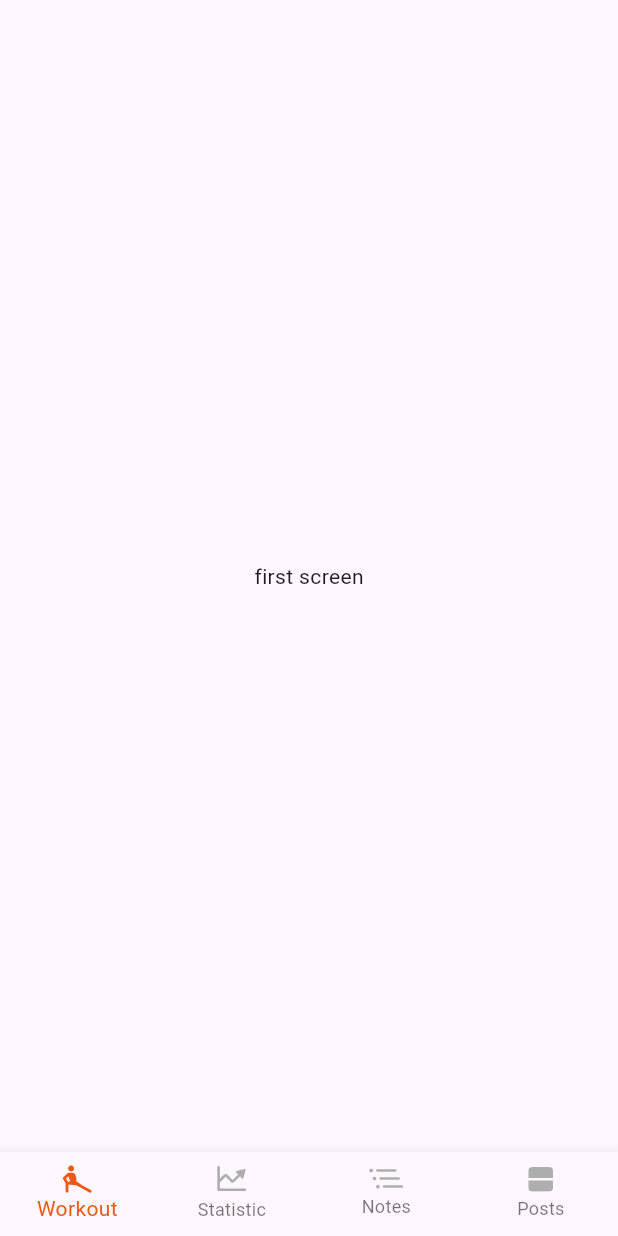
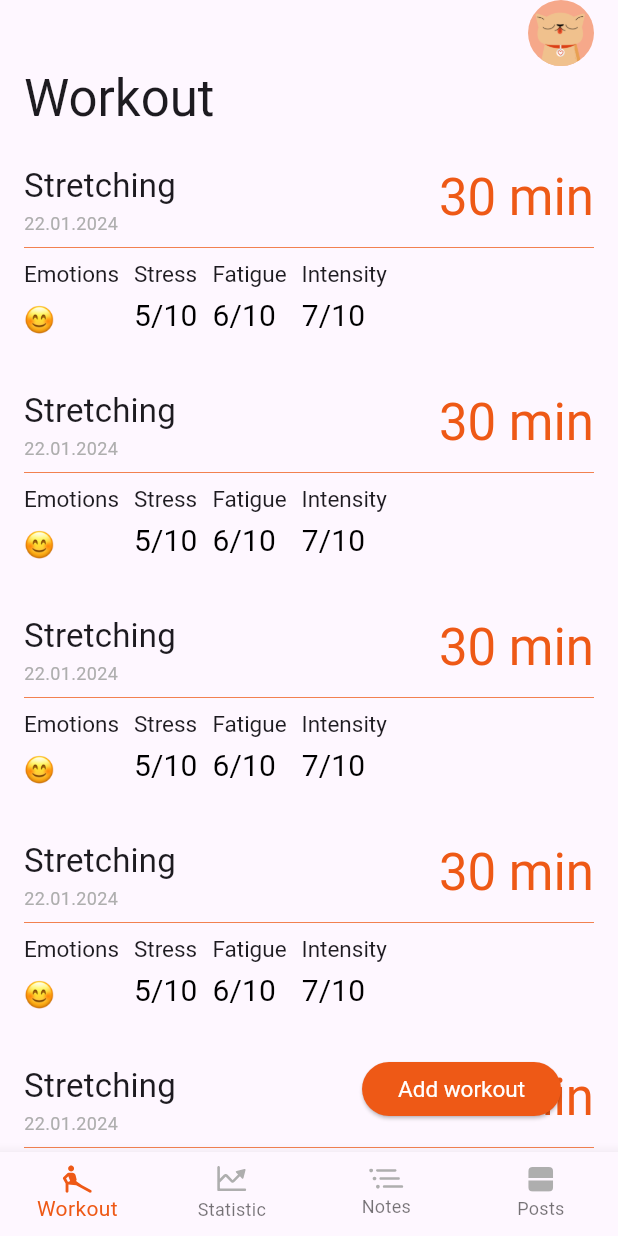
Before and after one commit to Yagshymyradov/most-bet, a Flutter app: the MainScreen screen opened directly, on a phone screen of 412 x 824 dp. Run offline on Flutter 3.47's test engine with Material 3 defaults, Android fonts, the phone set to English and light mode, and no system bars; our stand-ins replace flutter_svg; generated files the repository leaves out were written again; Roboto replaces fonts that are missing (Sf-Pro-Regular); project files that could hold a hidden picture were left out.

Commit message:
workout screen

```diff
--- a/lib/components/profile_image.dart
+++ b/lib/components/profile_image.dart
@@ -19,8 +19,8 @@ class ProfileImage extends StatelessWidget {
   @override
   Widget build(BuildContext context) {
     return SizedBox(
-      width: 174,
-      height: 174,
+      width: width,
+      height: height,
       child: DecoratedBox(
         decoration: BoxDecoration(
           borderRadius: BorderRadius.circular(100),
--- /dev/null
+++ b/lib/components/workout_history.dart
@@ -0,0 +1,118 @@
+import 'package:flutter/material.dart';
+
+import '../l10n/l10n.dart';
+import '../utils/assets.dart';
+import '../utils/extensions.dart';
+import '../utils/theme/theme.dart';
+
+class WorkoutHistory extends StatelessWidget {
+  const WorkoutHistory({super.key});
+
+  @override
+  Widget build(BuildContext context) {
+    final l10n = context.l10n;
+    final textTheme = context.textTheme;
+
+    return Column(
+      children: [
+        Row(
+          mainAxisAlignment: MainAxisAlignment.spaceBetween,
+          children: [
+            RichText(
+              text: TextSpan(
+                children: [
+                  TextSpan(
+                    text: l10n.stretching,
+                    style: textTheme.titleMedium,
+                  ),
+                  TextSpan(
+                    text: '\n22.01.2024',
+                    style: textTheme.bodyMedium,
+                  ),
+                ],
+              ),
+            ),
+            Text(
+              l10n.min(30),
+              style: textTheme.titleLarge?.copyWith(
+                color: AppColors.primaryColor,
+              ),
+            ),
+          ],
+        ),
+        const Divider(thickness: 0.5),
+        Row(
+          children: [
+            Column(
+              crossAxisAlignment: CrossAxisAlignment.start,
+              children: [
+                Text(
+                  l10n.emotions,
+                  style: textTheme.headlineMedium,
+                ),
+                const SizedBox(height: 8),
+                SizedBox(
+                  width: 20,
+                  height: 25,
+                  child: AppIcons.blush.pngEmoji,
+                ),
+              ],
+            ),
+            const SizedBox(width: 10),
+            Column(
+              crossAxisAlignment: CrossAxisAlignment.start,
+              children: [
+                Text(
+                  l10n.stress,
+                  style: textTheme.headlineMedium,
+                ),
+                const SizedBox(height: 4),
+                Text(
+                  l10n.evaluate(5),
+                  style: textTheme.titleSmall?.copyWith(
+                    color: AppColors.blackColor,
+                  ),
+                ),
+              ],
+            ),
+            const SizedBox(width: 10),
+            Column(
+              crossAxisAlignment: CrossAxisAlignment.start,
+              children: [
+                Text(
+                  l10n.fatigue,
+                  style: textTheme.headlineMedium,
+                ),
+                const SizedBox(height: 4),
+                Text(
+                  l10n.evaluate(6),
+                  style: textTheme.titleSmall?.copyWith(
+                    color: AppColors.blackColor,
+                  ),
+                ),
+              ],
+            ),
+            const SizedBox(width: 10),
+            Column(
+              crossAxisAlignment: CrossAxisAlignment.start,
+              children: [
+                Text(
+                  l10n.intensity,
+                  style: textTheme.headlineMedium,
+                ),
+                const SizedBox(height: 4),
+                Text(
+                  l10n.evaluate(7),
+                  style: textTheme.titleSmall?.copyWith(
+                    color: AppColors.blackColor,
+                  ),
+                ),
+              ],
+            ),
+          ],
+        ),
+        const SizedBox(height: 32),
+      ],
+    );
+  }
+}
--- a/lib/l10n/arb/intl_en.arb
+++ b/lib/l10n/arb/intl_en.arb
@@ -23,6 +23,10 @@
   "statistic": "Statistic",
   "notes": "Notes",
   "posts": "Posts",
+  "emotions": "Emotions",
+  "stress": "Stress",
+  "fatigue": "Fatigue",
+  "intensity": "Intensity",
 
 
   "januaryShort": "Jan.",
@@ -36,5 +40,24 @@
   "septemberShort": "Sep.",
   "octoberShort": "Oct.",
   "novemberShort": "Nov.",
-  "decemberShort": "Dec."
+  "decemberShort": "Dec.",
+
+
+  "evaluate": "{rate}/10",
+  "@evaluate":{
+    "placeholders": {
+      "rate": {
+        "type": "int"
+      }
+    }
+  },
+
+  "min": "{minValue} min",
+  "@min": {
+    "placeholders": {
+      "minValue": {
+        "type": "int"
+      }
+    }
+  }
 }
--- a/lib/screens/main_screen.dart
+++ b/lib/screens/main_screen.dart
@@ -3,6 +3,7 @@ import 'package:flutter/material.dart';
 import '../l10n/l10n.dart';
 import '../utils/assets.dart';
 import '../utils/theme/theme.dart';
+import 'workout_screen/workout.dart';
 
 class MainScreen extends StatefulWidget {
   const MainScreen({super.key});
@@ -14,7 +15,7 @@ class MainScreen extends StatefulWidget {
 class _MainScreenState extends State<MainScreen> {
   int selectedPage = 0;
   List<Widget> pages = [
-    const Center(child: Text('first screen')),
+    const Workout(),
     const Center(child: Text('second screen')),
     const Center(child: Text('third screen')),
     const Center(child: Text('fourth screen')),
--- /dev/null
+++ b/lib/screens/workout_screen/workout.dart
@@ -0,0 +1,61 @@
+import 'package:flutter/material.dart';
+
+import '../../components/profile_image.dart';
+import '../../components/workout_history.dart';
+import '../../l10n/l10n.dart';
+import '../../utils/assets.dart';
+import '../../utils/extensions.dart';
+import '../../utils/theme/theme.dart';
+
+class Workout extends StatelessWidget {
+  const Workout({super.key});
+
+  @override
+  Widget build(BuildContext context) {
+    final textTheme = context.textTheme;
+    final l10n = context.l10n;
+
+    return Padding(
+      padding: const EdgeInsets.symmetric(horizontal: 16),
+      child: Stack(
+        children: [
+          ListView(
+            children: [
+              Align(
+                alignment: Alignment.centerRight,
+                child: ProfileImage(
+                  image: AppIcons.dog.pngPicture,
+                  width: 44,
+                  height: 44,
+                ),
+              ),
+              Text(l10n.workout, style: textTheme.titleLarge),
+              const SizedBox(height: 20),
+              const WorkoutHistory(),
+              const WorkoutHistory(),
+              const WorkoutHistory(),
+              const WorkoutHistory(),
+              const WorkoutHistory(),
+              const WorkoutHistory(),
+            ],
+          ),
+          Positioned(
+            bottom: 18,
+            right: 22,
+            child: ElevatedButton(
+              onPressed: () {},
+              style: const ButtonStyle(
+                maximumSize: MaterialStatePropertyAll(Size(139, 36)),
+                minimumSize: MaterialStatePropertyAll(Size(129, 36)),
+              ),
+              child: Text(
+                'Add workout',
+                style: textTheme.headlineMedium?.copyWith(color: AppColors.whiteColor),
+              ),
+            ),
+          ),
+        ],
+      ),
+    );
+  }
+}
--- a/lib/utils/assets.dart
+++ b/lib/utils/assets.dart
@@ -2,6 +2,11 @@ import 'package:flutter/material.dart';
 import 'package:flutter_svg/svg.dart';
 
 enum AppIcons {
+  blush('blush'),
+  expressionless('expressionless'),
+  persevering('persevering'),
+  relived('relived'),
+  tired('tired'),
   workout('workout'),
   statistic('statistic'),
   notes('notes'),
@@ -19,6 +24,8 @@ enum AppIcons {
 
   String get _png => 'assets/images/$path.png';
 
+  String get _pngEmoji => 'assets/emotions/$path.png';
+
   String get _jpg => 'assets/icons/$path.jpg';
 
   Widget svgPicture({
@@ -35,5 +42,7 @@ enum AppIcons {
 
   Widget get pngPicture => Image.asset(_png);
 
+  Widget get pngEmoji => Image.asset(_pngEmoji);
+
   Widget get jpgPicture => Image.asset(_jpg);
 }
--- a/lib/utils/theme/theme.dart
+++ b/lib/utils/theme/theme.dart
@@ -29,6 +29,9 @@ class AppTheme {
         ),
       ),
     ),
+    dividerTheme: const DividerThemeData(
+      color: AppColors.primaryColor,
+    ),
     bottomNavigationBarTheme: const BottomNavigationBarThemeData(
       type: BottomNavigationBarType.fixed,
       selectedItemColor: AppColors.primaryColor,
@@ -38,6 +41,10 @@ class AppTheme {
         fontWeight: FontWeight.w400,
         fontSize: 34,
       ),
+      titleMedium: TextStyle(
+        fontWeight: FontWeight.w400,
+        fontSize: 22,
+      ),
       titleSmall: TextStyle(
         fontWeight: FontWeight.w400,
         fontSize: 20,
@@ -46,6 +53,11 @@ class AppTheme {
       headlineMedium: TextStyle(
         fontWeight: FontWeight.w400,
         fontSize: 15,
+      ),
+      bodyMedium: TextStyle(
+        color: AppColors.textSecondaryColor,
+        fontWeight: FontWeight.w400,
+        fontSize: 12,
       ),
     ),
   );
--- a/pubspec.yaml
+++ b/pubspec.yaml
@@ -34,6 +34,7 @@ flutter:
     - assets/icons/
     - assets/images/
     - assets/fonts/
+    - assets/emotions/
 
   fonts:
     - family: Sf-Pro-Regular
```
Also changed, not shown: assets/emotions/blush.png (added), assets/emotions/expressionless.png (added), assets/emotions/persevering.png (added), assets/emotions/relieved.png (added), assets/emotions/tired.png (added).
